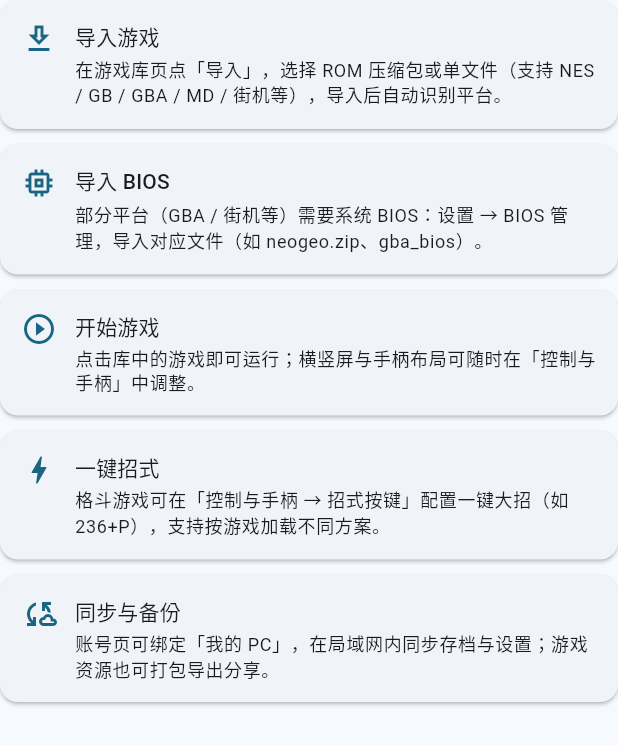
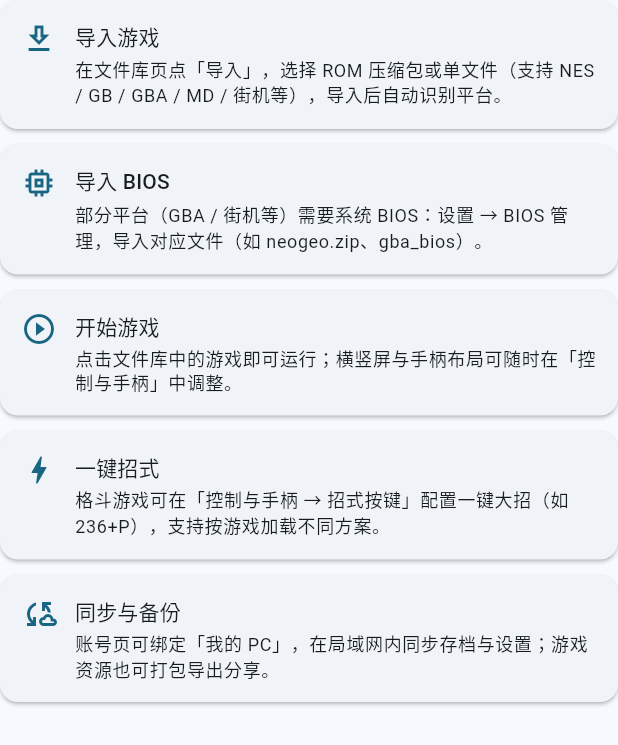
Before and after one commit to chihinglau/RetroEmuPouch, a Flutter app: the _TutorialBody widget shown alone on an empty page, opened directly, on a phone screen of 412 x 824 dp. Shown: the top 745 px of the screen. Run offline on Flutter 3.47's test engine with Material 3 defaults, Android fonts, the phone set to English and light mode, and no system bars; our stand-ins replace flutter_secure_storage, google_mobile_ads, multicast_dns, shared_preferences; missing offline and left inert: cryptography; accounts and stored records are empty; network calls fail; project files that could hold a hidden picture were left out.

Commit message:
fix(ui): 统一术语「游戏库」→「文件库」并刷新使用教程页真机截图
按用户要求，将应用内 UI 文案与注释中的「游戏库」统一改为「文件库」，突出模拟器的文件管理定位：设置中心的云存档说明（启动检查提示/退出自动上传）、使用教程步骤（「在文件库页点导入」「点击文件库中的游戏」）以及 cloud_save_service/app_settings 注释，共 6 处。按 docs/skills.md 用 build-hap.ps1 构建 entry-default-signed.hap，hdc install 到 Pura70（SN 2MN0224730027764），经 power-shell 解锁前置后用 uitest dumpLayout 控件树导航（设置→使用教程）真机截取图1（1260×2844），已确认页面显示「文件库页」。重生成用户操作手册.html/.pdf：18 页、5 张纯 UI 嵌图，全文「游戏库」=0、图文一致。

```diff
--- a/app/lib/data/cloud/cloud_save_service.dart
+++ b/app/lib/data/cloud/cloud_save_service.dart
@@ -21,11 +21,11 @@ class CloudSaveService {
   static const FlutterSecureStorage _sec = FlutterSecureStorage();
   static CloudSaveService? _instance;
 
-  /// 最近一次「启动检查」的结果，供游戏库顶部横幅读取（null = 未检查/不可用）。
+  /// 最近一次「启动检查」的结果，供文件库顶部横幅读取（null = 未检查/不可用）。
   static SaveDiff? cachedDiff;
   static DateTime? cachedAt;
 
-  /// 进程内单例：main() 与游戏库共用同一个 store，避免重复打开。
+  /// 进程内单例：main() 与文件库共用同一个 store，避免重复打开。
   static Future<CloudSaveService> of(PlatformPal pal) async {
     final existing = _instance;
     if (existing != null) return existing;
--- a/app/lib/features/settings/app_settings.dart
+++ b/app/lib/features/settings/app_settings.dart
@@ -95,10 +95,10 @@ class AppSettings {
   double padOffsetY;
 
   /// 启动时对比本机与云端存档；有「云端较新 / 本机没有」的存档时，
-  /// 在游戏库顶部显示可恢复提示（默认关闭，需要已登录会员 + 已设云存档密码）。
+  /// 在文件库顶部显示可恢复提示（默认关闭，需要已登录会员 + 已设云存档密码）。
   bool autoCheckSavesOnLaunch;
 
-  /// 从模拟器返回游戏库时自动上传「未上传 / 本地较新」的存档（默认关闭）。
+  /// 从模拟器返回文件库时自动上传「未上传 / 本地较新」的存档（默认关闭）。
   bool autoUploadSavesOnExit;
 
   static final AppSettings _cached = AppSettings();
--- a/app/lib/features/settings/settings_sheet.dart
+++ b/app/lib/features/settings/settings_sheet.dart
@@ -401,7 +401,7 @@ class _SettingsSheetState extends State<SettingsSheet> {
               _SettingTile(
                 icon: Icons.cloud_sync_outlined,
                 title: '启动时检查云端存档',
-                subtitle: '进入 App 时对比本机与云端；有可恢复的存档会在游戏库顶部提示'
+                subtitle: '进入 App 时对比本机与云端；有可恢复的存档会在文件库顶部提示'
                     '（需已登录会员并设置云存档密码）',
                 value: _settings.autoCheckSavesOnLaunch,
                 onChanged: (v) => _patch((s) => s.autoCheckSavesOnLaunch = v),
@@ -409,7 +409,7 @@ class _SettingsSheetState extends State<SettingsSheet> {
               _SettingTile(
                 icon: Icons.cloud_upload_outlined,
                 title: '退出游戏后自动上传存档',
-                subtitle: '从模拟器返回游戏库时，自动上传未同步的存档（失败静默，不打断游戏）',
+                subtitle: '从模拟器返回文件库时，自动上传未同步的存档（失败静默，不打断游戏）',
                 value: _settings.autoUploadSavesOnExit,
                 onChanged: (v) => _patch((s) => s.autoUploadSavesOnExit = v),
               ),
@@ -1114,11 +1114,11 @@ class _TutorialBody extends StatelessWidget {
 
   static const _steps = <_TutorialStep>[
     _TutorialStep(Icons.download_outlined, '导入游戏',
-        '在游戏库页点「导入」，选择 ROM 压缩包或单文件（支持 NES / GB / GBA / MD / 街机等），导入后自动识别平台。'),
+        '在文件库页点「导入」，选择 ROM 压缩包或单文件（支持 NES / GB / GBA / MD / 街机等），导入后自动识别平台。'),
     _TutorialStep(Icons.memory_outlined, '导入 BIOS',
         '部分平台（GBA / 街机等）需要系统 BIOS：设置 → BIOS 管理，导入对应文件（如 neogeo.zip、gba_bios）。'),
     _TutorialStep(Icons.play_circle_outline, '开始游戏',
-        '点击库中的游戏即可运行；横竖屏与手柄布局可随时在「控制与手柄」中调整。'),
+        '点击文件库中的游戏即可运行；横竖屏与手柄布局可随时在「控制与手柄」中调整。'),
     _TutorialStep(Icons.bolt_outlined, '一键招式',
         '格斗游戏可在「控制与手柄 → 招式按键」配置一键大招（如 236+P），支持按游戏加载不同方案。'),
     _TutorialStep(Icons.cloud_sync_outlined, '同步与备份',
```
Also changed, not shown: docs/soft-copyright/assets/tutorial.jpeg, 2 other files.
